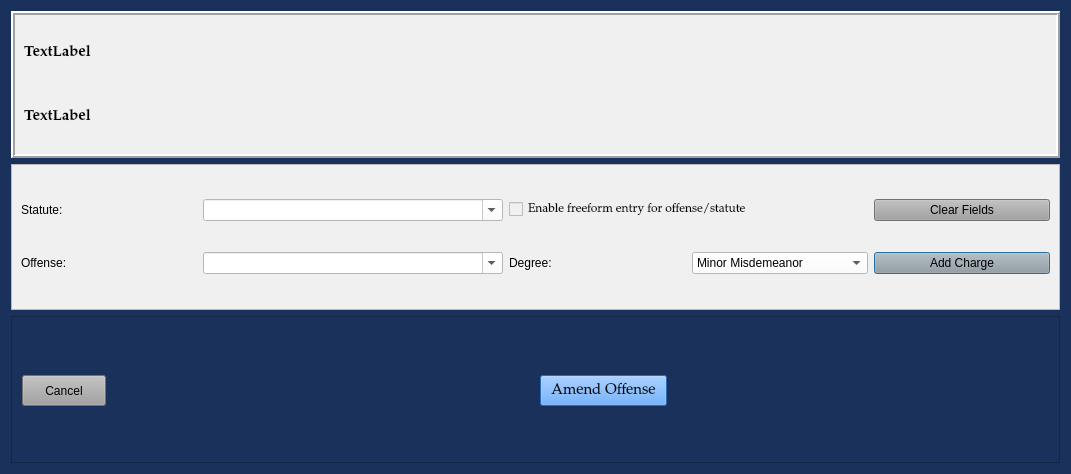
Above: package/views/ui/AddChargeDialog.ui from HunterProgram22/MuniEntry before the change. Below: the same form after it.
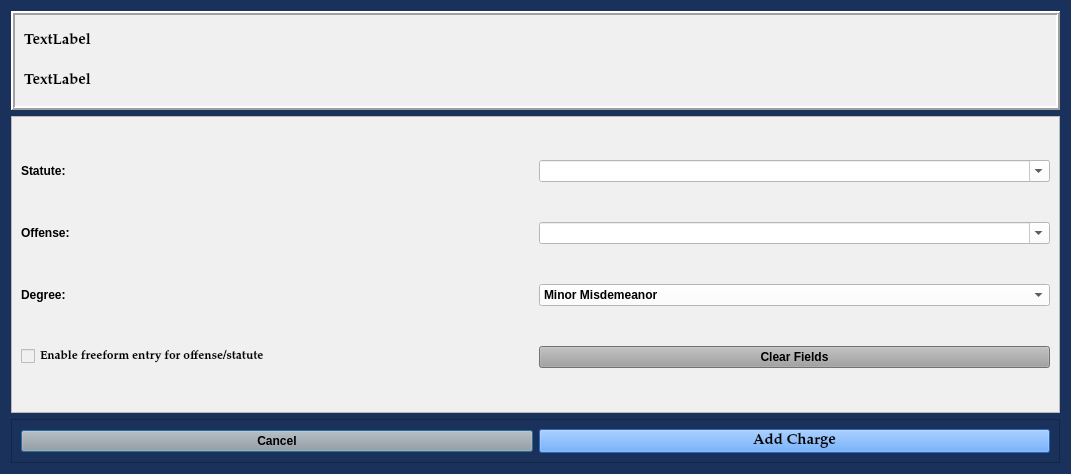
That is the form after the change.

Commit message: Continued good progress on Add Charge dialog.

What changed in the file:
```diff
--- a/package/views/ui/AddChargeDialog.ui
+++ b/package/views/ui/AddChargeDialog.ui
@@ -38,7 +38,7 @@
    <string notr="true">background-color: rgb(25, 49, 91);
 font: 75 11pt &quot;Palatino Linotype&quot;;</string>
   </property>
-  <layout class="QGridLayout" name="gridLayout">
+  <layout class="QGridLayout" name="gridLayout" rowstretch="1,3,0">
    <item row="0" column="0">
     <widget class="QFrame" name="case_information_frame">
      <property name="sizePolicy">
@@ -113,8 +113,18 @@
        <verstretch>0</verstretch>
       </sizepolicy>
      </property>
+     <property name="font">
+      <font>
+       <family>Palatino Linotype</family>
+       <pointsize>11</pointsize>
+       <weight>75</weight>
+       <italic>false</italic>
+       <bold>true</bold>
+      </font>
+     </property>
      <property name="styleSheet">
-      <string notr="true">background-color: rgb(240, 240, 240);</string>
+      <string notr="true">background-color: rgb(240, 240, 240);
+font-weight: bold;</string>
      </property>
      <property name="frameShape">
       <enum>QFrame::StyledPanel</enum>
@@ -123,50 +133,37 @@
       <enum>QFrame::Raised</enum>
      </property>
      <layout class="QGridLayout" name="gridLayout_3">
-      <item row="1" column="0">
+      <item row="2" column="0">
        <widget class="QLabel" name="label_15">
         <property name="text">
          <string>Offense:</string>
         </property>
        </widget>
       </item>
-      <item row="0" column="4">
-       <widget class="QPushButton" name="clear_fields_charge_Button">
-        <property name="focusPolicy">
-         <enum>Qt::NoFocus</enum>
-        </property>
-        <property name="styleSheet">
-         <string notr="true">background-color: rgb(160, 160, 160);</string>
-        </property>
-        <property name="text">
-         <string>Clear Fields</string>
-        </property>
-       </widget>
-      </item>
-      <item row="1" column="1">
-       <widget class="QComboBox" name="offense_choice_box">
-        <property name="minimumSize">
-         <size>
-          <width>300</width>
-          <height>0</height>
-         </size>
-        </property>
-        <property name="styleSheet">
-         <string notr="true">background-color: rgb(255, 255, 255);</string>
-        </property>
-        <property name="editable">
-         <bool>true</bool>
-        </property>
-       </widget>
-      </item>
-      <item row="0" column="0">
+      <item row="1" column="0">
        <widget class="QLabel" name="label_6">
         <property name="text">
          <string>Statute:</string>
         </property>
        </widget>
       </item>
-      <item row="0" column="1">
+      <item row="2" column="1">
+       <widget class="QComboBox" name="offense_choice_box">
+        <property name="minimumSize">
+         <size>
+          <width>300</width>
+          <height>0</height>
+         </size>
+        </property>
+        <property name="styleSheet">
+         <string notr="true">background-color: rgb(255, 255, 255);</string>
+        </property>
+        <property name="editable">
+         <bool>true</bool>
+        </property>
+       </widget>
+      </item>
+      <item row="1" column="1">
        <widget class="QComboBox" name="statute_choice_box">
         <property name="enabled">
          <bool>true</bool>
@@ -188,14 +185,7 @@
         </property>
        </widget>
       </item>
-      <item row="1" column="2">
-       <widget class="QLabel" name="label_23">
-        <property name="text">
-         <string>Degree:</string>
-        </property>
-       </widget>
-      </item>
-      <item row="1" column="3">
+      <item row="3" column="1">
        <widget class="QComboBox" name="degree_choice_box">
         <property name="enabled">
          <bool>true</bool>
@@ -238,32 +228,43 @@
         </item>
        </widget>
       </item>
-      <item row="1" column="4">
-       <widget class="QPushButton" name="add_charge_Button">
+      <item row="3" column="0">
+       <widget class="QLabel" name="label_23">
+        <property name="text">
+         <string>Degree:</string>
+        </property>
+       </widget>
+      </item>
+      <item row="4" column="1">
+       <widget class="QPushButton" name="clear_fields_Button">
+        <property name="focusPolicy">
+         <enum>Qt::NoFocus</enum>
+        </property>
         <property name="styleSheet">
          <string notr="true">background-color: rgb(160, 160, 160);</string>
         </property>
         <property name="text">
-         <string>Add Charge</string>
+         <string>Clear Fields</string>
         </property>
        </widget>
       </item>
-      <item row="0" column="2" colspan="2">
+      <item row="4" column="0">
        <widget class="QCheckBox" name="freeform_entry_checkBox">
         <property name="font">
          <font>
           <family>Palatino Linotype</family>
           <pointsize>9</pointsize>
-          <weight>9</weight>
+          <weight>75</weight>
           <italic>false</italic>
-          <bold>false</bold>
+          <bold>true</bold>
          </font>
         </property>
         <property name="focusPolicy">
          <enum>Qt::NoFocus</enum>
         </property>
         <property name="styleSheet">
-         <string notr="true">font: 75 9pt &quot;Palatino Linotype&quot;;</string>
+         <string notr="true">font: 75 9pt &quot;Palatino Linotype&quot;;
+font-weight: bold;</string>
         </property>
         <property name="text">
          <string>Enable freeform entry for offense/statute</string>
@@ -275,8 +276,18 @@
    </item>
    <item row="2" column="0">
     <widget class="QFrame" name="frame">
+     <property name="font">
+      <font>
+       <family>Palatino Linotype</family>
+       <pointsize>11</pointsize>
+       <weight>75</weight>
+       <italic>false</italic>
+       <bold>true</bold>
+      </font>
+     </property>
      <property name="styleSheet">
-      <string notr="true">font: 75 11pt &quot;Palatino Linotype&quot;;</string>
+      <string notr="true">font: 75 11pt &quot;Palatino Linotype&quot;;
+font-weight: bold;</string>
      </property>
      <property name="frameShape">
       <enum>QFrame::StyledPanel</enum>
@@ -284,48 +295,40 @@
      <property name="frameShadow">
       <enum>QFrame::Raised</enum>
      </property>
+     <layout class="QGridLayout" name="gridLayout_4">
+      <item row="0" column="0">
      <widget class="QPushButton" name="cancel_Button">
-      <property name="geometry">
-       <rect>
-        <x>11</x>
-        <y>59</y>
-        <width>84</width>
-        <height>31</height>
-       </rect>
-      </property>
       <property name="styleSheet">
-       <string notr="true">background-color: rgb(160, 160, 160);</string>
+         <string notr="true">background-color: rgb(160, 160, 160);
+font-weight: bold;</string>
       </property>
       <property name="text">
        <string>Cancel</string>
       </property>
      </widget>
-     <widget class="QPushButton" name="amend_offense_Button">
-      <property name="geometry">
-       <rect>
-        <x>529</x>
-        <y>59</y>
-        <width>127</width>
-        <height>31</height>
-       </rect>
-      </property>
+      </item>
+      <item row="0" column="1">
+       <widget class="QPushButton" name="add_charge_Button">
       <property name="font">
        <font>
         <family>Palatino Linotype</family>
         <pointsize>11</pointsize>
-        <weight>9</weight>
+          <weight>75</weight>
         <italic>false</italic>
-        <bold>false</bold>
+          <bold>true</bold>
        </font>
       </property>
       <property name="styleSheet">
        <string notr="true">background-color: rgb(62, 146, 255);
-font: 75 11pt &quot;Palatino Linotype&quot;;</string>
+font: 75 11pt &quot;Palatino Linotype&quot;;
+font-weight: bold;</string>
       </property>
       <property name="text">
-       <string>Amend Offense</string>
-      </property>
-     </widget>
+         <string>Add Charge</string>
+        </property>
+       </widget>
+      </item>
+     </layout>
     </widget>
    </item>
   </layout>
```
Left out of the diff: 6 changed lines with no effect on the pictures. Lines whose indentation alone changed are shown as unchanged. The commit also changes 5 other files.
